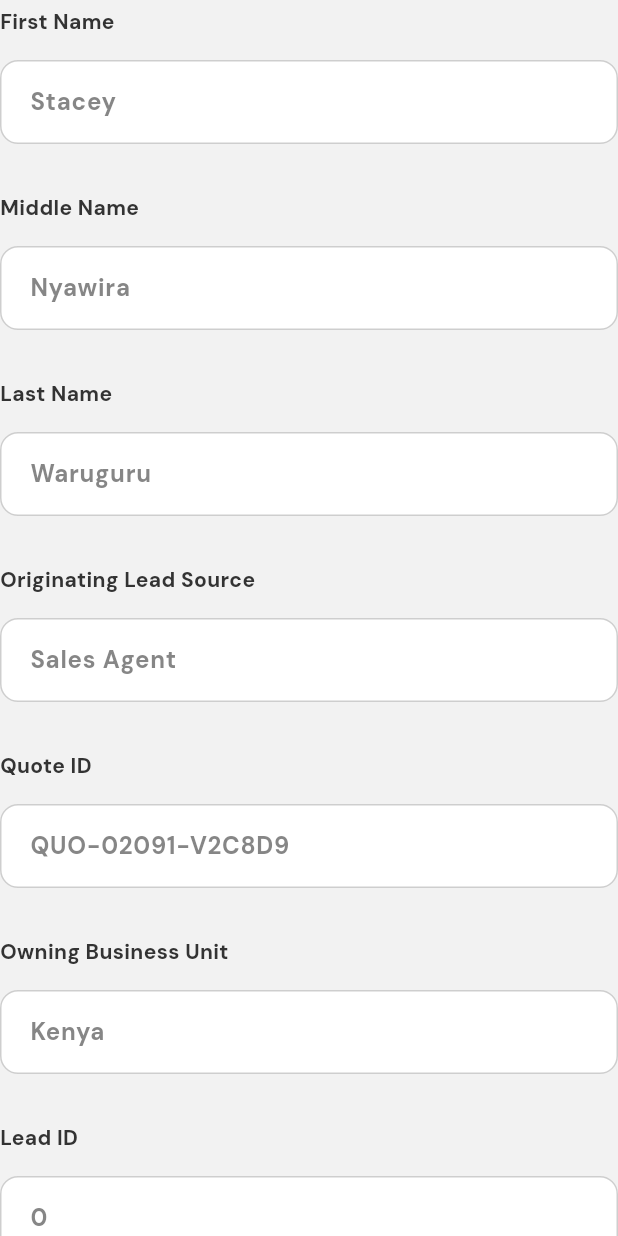
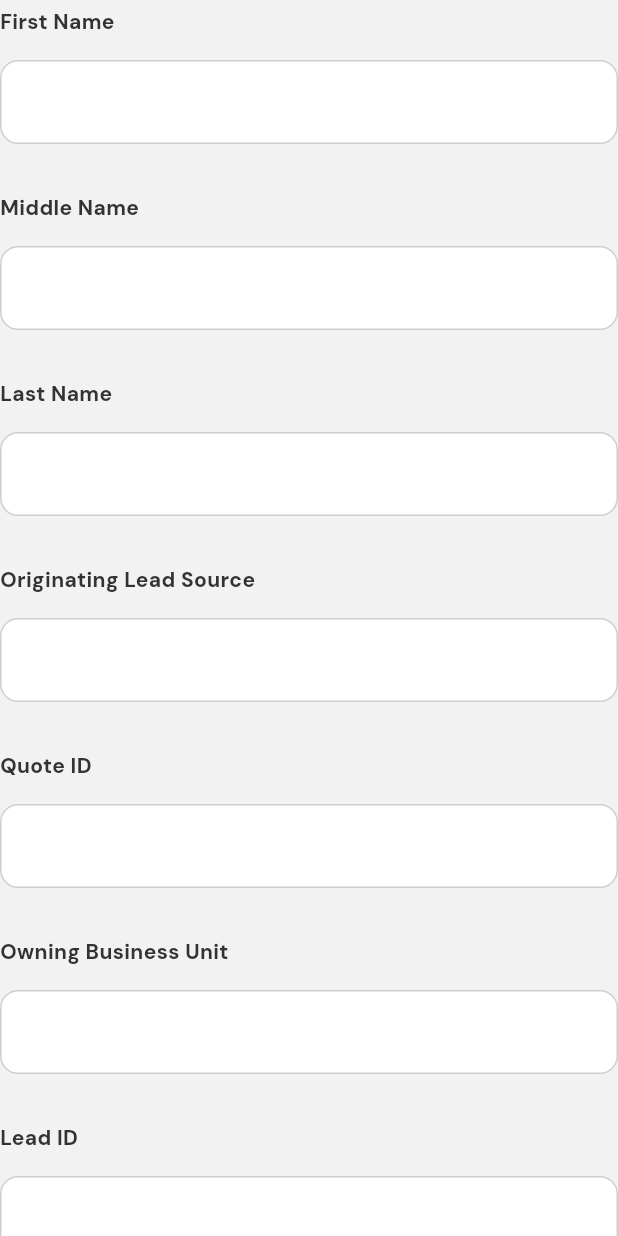
Before and after one commit to KenStarry/Dentsu_Quotes, a Flutter app: the ViewQuoteInformation widget shown alone on an empty page, opened directly with empty values, on a phone screen of 412 x 824 dp. Run offline on Flutter 3.47's test engine with Material 3 defaults, Android fonts, the phone set to English and light mode, and no system bars; our stand-ins replace cached_network_image, data_table_2, envied, fl_chart, flutter_svg, freezed_annotation and 9 more; accounts and stored records are empty; generated files the repository leaves out were written again.

Commit message:
View Quote information pass quote data

```diff
--- a/lib/feature_quotes/presentation/components/view_quote_information.dart
+++ b/lib/feature_quotes/presentation/components/view_quote_information.dart
@@ -1,12 +1,17 @@
+import 'package:dentsu_quotes/core/domain/model/quote.dart';
 import 'package:dentsu_quotes/feature_quotes/presentation/components/quote_info_textfield.dart';
 import 'package:flutter/material.dart';
 
 class ViewQuoteInformation extends StatefulWidget {
+  final Quote quote;
   final List<TextEditingController> controllers;
   final bool isNewQuote;
 
   const ViewQuoteInformation(
-      {super.key, required this.controllers, required this.isNewQuote});
+      {super.key,
+      required this.quote,
+      required this.controllers,
+      required this.isNewQuote});
 
   @override
   State<ViewQuoteInformation> createState() => _ViewQuoteInformationState();
@@ -20,17 +25,23 @@ class _ViewQuoteInformationState extends State<ViewQuoteInformation> {
     super.initState();
 
     information = <String, dynamic>{
-      'First Name': widget.isNewQuote ? 'Enter First Name' : 'Stacey',
-      'Middle Name': widget.isNewQuote ? 'Enter Middle Name' : 'Nyawira',
-      'Last Name': widget.isNewQuote ? 'Enter Last Name' : 'Waruguru',
-      'Originating Lead Source':
-          widget.isNewQuote ? 'Originating Lead Source' : 'Sales Agent',
-      'Quote ID': widget.isNewQuote ? 'Quote ID' : 'QUO-02091-V2C8D9',
-      'Owning Business Unit':
-          widget.isNewQuote ? 'Owning Business Unit' : 'Kenya',
-      'Lead ID': widget.isNewQuote ? "Quote's Lead Id" : 0.toString(),
-      'Source': widget.isNewQuote ? 'Quote Source' : 'Agent portal',
-      'Capturing User': widget.isNewQuote ? 'Capturing User' : 'Jeremy Kibor'
+      'First Name':
+          widget.isNewQuote ? 'Enter First Name' : widget.quote.firstName,
+      'Middle Name':
+          widget.isNewQuote ? 'Enter Middle Name' : widget.quote.middleName,
+      'Last Name':
+          widget.isNewQuote ? 'Enter Last Name' : widget.quote.lastName,
+      'Originating Lead Source': widget.isNewQuote
+          ? 'Originating Lead Source'
+          : widget.quote.originatingLeadSource,
+      'Quote ID': widget.isNewQuote ? 'Quote ID' : widget.quote.quoteId,
+      'Owning Business Unit': widget.isNewQuote
+          ? 'Owning Business Unit'
+          : widget.quote.owningBusinessUnit,
+      'Lead ID': widget.isNewQuote ? "Quote's Lead Id" : widget.quote.leadId,
+      'Source': widget.isNewQuote ? 'Quote Source' : widget.quote.source,
+      'Capturing User':
+          widget.isNewQuote ? 'Capturing User' : widget.quote.capturingUser
     };
   }
 
```
